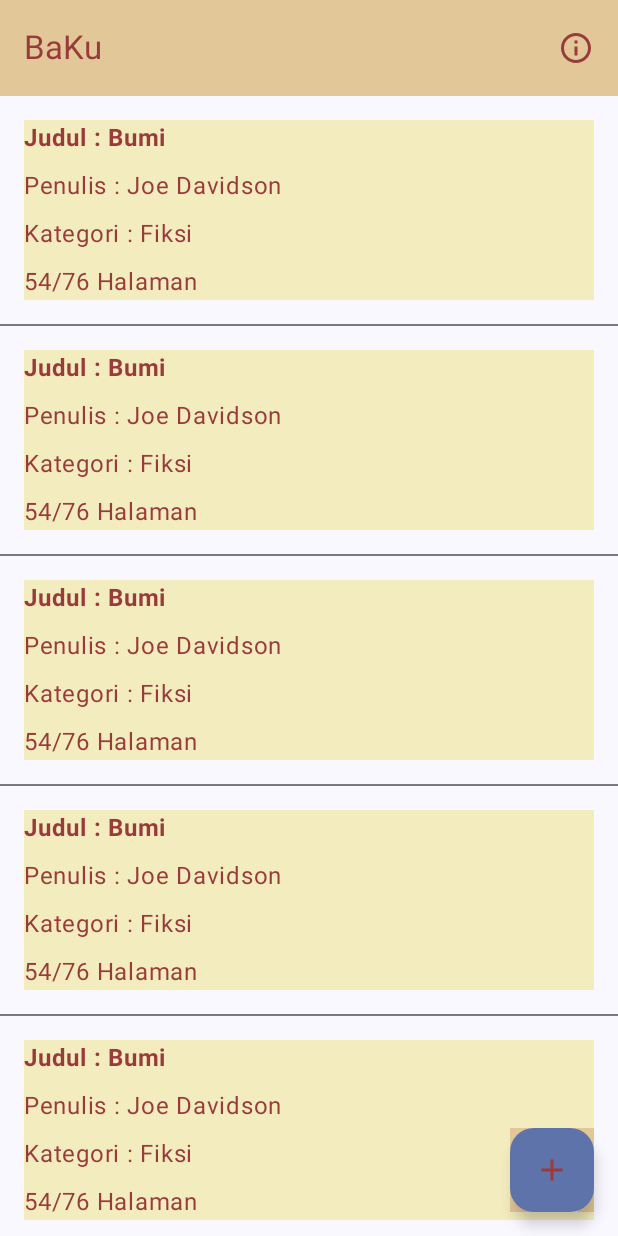
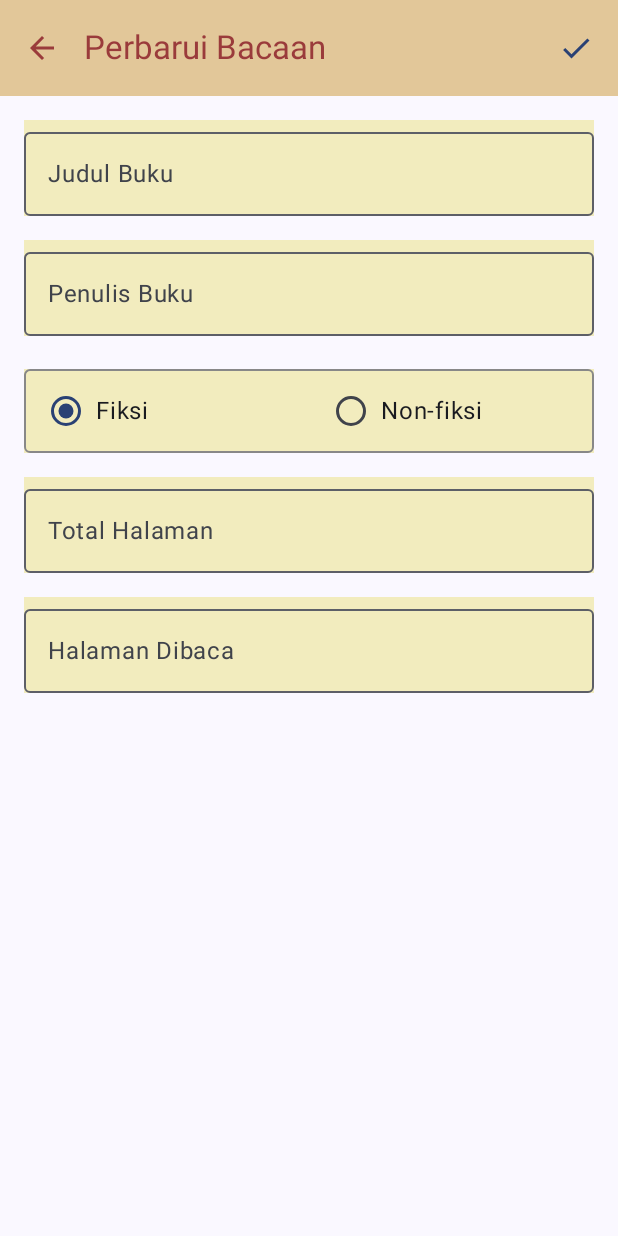
Before and after one commit to Debbylelycaa/Assessment-Mobpro, an Android app built with Jetpack Compose: the screen it shows after launch (MainActivity), after a tap on an icon or button, on a phone screen of 412 x 824 dp. Run offline under Robolectric (Android 15) with nearby library versions, the light colour scheme and no system bars.

Commit message:
Navigasi ke form ubah data

```diff
--- a/app/src/main/java/org/d3if0152/bakuapp/navigation/NavGraph.kt
+++ b/app/src/main/java/org/d3if0152/bakuapp/navigation/NavGraph.kt
@@ -1,11 +1,15 @@
 package org.d3if0152.bakuapp.navigation
 import androidx.compose.runtime.Composable
 import androidx.navigation.NavHostController
+import androidx.navigation.NavType
 import androidx.navigation.compose.NavHost
 import androidx.navigation.compose.composable
 import androidx.navigation.compose.rememberNavController
+import androidx.navigation.navArgument
 import org.d3if0152.bakuapp.ui.screen.AboutScreen
 import org.d3if0152.bakuapp.ui.screen.AddScreen
+import org.d3if0152.bakuapp.ui.screen.EditScreen
+import org.d3if0152.bakuapp.ui.screen.KEY_ID_BUKU
 import org.d3if0152.bakuapp.ui.screen.MainScreen
 
 @Composable
@@ -23,5 +27,12 @@ fun SetupNavGraph(navController: NavHostController = rememberNavController()){
         composable(route = Screen.Add.route){
             AddScreen(navController)
         }
+        composable(route = Screen.Edit.route, arguments = listOf(navArgument(KEY_ID_BUKU){
+            type = NavType.LongType}
+        )
+        ){navBackStackEntry ->
+            val id = navBackStackEntry.arguments?.getLong(KEY_ID_BUKU)
+            EditScreen(navController, id)
+        }
     }
 }
--- a/app/src/main/java/org/d3if0152/bakuapp/navigation/Screen.kt
+++ b/app/src/main/java/org/d3if0152/bakuapp/navigation/Screen.kt
@@ -1,7 +1,12 @@
 package org.d3if0152.bakuapp.navigation
+
+import org.d3if0152.bakuapp.ui.screen.KEY_ID_BUKU
 
 sealed class Screen (val route: String){
     data object  Home: Screen("mainScreen")
     data object About: Screen("aboutScreen")
     data object Add: Screen("addScreen")
+    data object Edit: Screen("editScreen/{$KEY_ID_BUKU}"){
+        fun withId(id:Long) = "editScreen/$id"
+    }
 }
--- /dev/null
+++ b/app/src/main/java/org/d3if0152/bakuapp/ui/screen/EditScreen.kt
@@ -0,0 +1,246 @@
+package org.d3if0152.bakuapp.ui.screen
+
+import android.content.res.Configuration
+import androidx.compose.foundation.background
+import androidx.compose.foundation.border
+import androidx.compose.foundation.layout.Arrangement
+import androidx.compose.foundation.layout.Column
+import androidx.compose.foundation.layout.Row
+import androidx.compose.foundation.layout.fillMaxSize
+import androidx.compose.foundation.layout.fillMaxWidth
+import androidx.compose.foundation.layout.padding
+import androidx.compose.foundation.selection.selectable
+import androidx.compose.foundation.shape.RoundedCornerShape
+import androidx.compose.foundation.text.KeyboardOptions
+import androidx.compose.material.icons.Icons
+import androidx.compose.material.icons.filled.ArrowBack
+import androidx.compose.material.icons.outlined.Check
+import androidx.compose.material3.ExperimentalMaterial3Api
+import androidx.compose.material3.Icon
+import androidx.compose.material3.IconButton
+import androidx.compose.material3.MaterialTheme
+import androidx.compose.material3.OutlinedTextField
+import androidx.compose.material3.RadioButton
+import androidx.compose.material3.Scaffold
+import androidx.compose.material3.Text
+import androidx.compose.material3.TopAppBar
+import androidx.compose.material3.TopAppBarDefaults
+import androidx.compose.runtime.Composable
+import androidx.compose.runtime.getValue
+import androidx.compose.runtime.mutableStateOf
+import androidx.compose.runtime.remember
+import androidx.compose.runtime.setValue
+import androidx.compose.ui.Alignment
+import androidx.compose.ui.Modifier
+import androidx.compose.ui.graphics.Color
+import androidx.compose.ui.res.stringResource
+import androidx.compose.ui.semantics.Role
+import androidx.compose.ui.text.input.ImeAction
+import androidx.compose.ui.text.input.KeyboardType
+import androidx.compose.ui.tooling.preview.Preview
+import androidx.compose.ui.unit.dp
+import androidx.navigation.NavHostController
+import androidx.navigation.compose.rememberNavController
+import org.d3if0152.bakuapp.R
+import org.d3if0152.bakuapp.ui.theme.BaKuAppTheme
+
+const val KEY_ID_BUKU = "idBooks"
+@OptIn(ExperimentalMaterial3Api::class)
+@Composable
+fun EditScreen(navController: NavHostController, id: Long? = null){
+
+    val brownColor = Color(0xFFE2C799)
+    val maroonColor = Color(0xFF9A3B3B)
+
+    var judul by remember {
+        mutableStateOf("")
+    }
+    var penulis by remember {
+        mutableStateOf("")
+    }
+
+    val radioOptions = listOf(
+        stringResource(id = R.string.fiksi),
+        stringResource(id = R.string.nonfiksi)
+    )
+    var kategori by remember { mutableStateOf(radioOptions[0]) }
+
+    var totalHalaman by remember {
+        mutableStateOf("")
+    }
+
+    var halamanDibaca by remember {
+        mutableStateOf("")
+    }
+
+    Scaffold(
+        modifier = Modifier.background(Color(0xFFFEECE2)),
+        topBar = {
+            TopAppBar(
+                navigationIcon = {
+                    IconButton(onClick = {navController.popBackStack()}) {
+                        Icon(
+                            imageVector = Icons.Filled.ArrowBack,
+                            contentDescription = stringResource(R.string.back),
+                            tint = maroonColor
+                        )
+                    }
+                },
+                title = { Text(text = stringResource(id = R.string.edit)) },
+                colors = TopAppBarDefaults.mediumTopAppBarColors(
+                    containerColor = brownColor,
+                    titleContentColor = maroonColor,
+                ),
+                actions = {
+                    IconButton(onClick = {navController.popBackStack()}){
+                        Icon(
+                            imageVector = Icons.Outlined.Check,
+                            contentDescription = stringResource(R.string.simpan),
+                            tint = MaterialTheme.colorScheme.primary
+                        )
+                    }
+                }
+            )
+        }
+    ) { padding ->
+FormBuku(
+    title = judul,
+    onTitleChange = { judul = it },
+    author = penulis,
+    onAuthorChange = { penulis = it },
+    category = kategori,
+    onCategoryChange = { kategori = it },
+    pages = totalHalaman,
+    onPagesChange = { totalHalaman = it },
+    current = halamanDibaca ,
+    onCurrentChange = { halamanDibaca = it },
+    modifier = Modifier.padding(padding)
+)
+    }
+}
+
+
+@Composable
+fun FormBuku(
+    title: String, onTitleChange: (String) -> Unit,
+    author: String, onAuthorChange: (String) -> Unit,
+    category: String, onCategoryChange: (String) -> Unit,
+    pages: String, onPagesChange: (String) -> Unit,
+    current: String, onCurrentChange: (String) -> Unit,
+    modifier: Modifier
+
+){
+    val radioOptions = listOf(
+        stringResource(id = R.string.fiksi),
+        stringResource(id = R.string.nonfiksi)
+    )
+    var kategori by remember { mutableStateOf(radioOptions[0]) }
+
+    Column (
+        modifier = modifier
+            .fillMaxSize()
+            .padding(16.dp),
+        verticalArrangement = Arrangement.spacedBy(16.dp)
+    ){
+
+        val yellow = Color(0xFFF2ECBE)
+
+        OutlinedTextField(
+            value = title,
+            onValueChange = {  onTitleChange(it)},
+            label = { Text (text = stringResource(R.string.judul_buku))},
+            singleLine = true,
+            keyboardOptions = KeyboardOptions(
+                imeAction = ImeAction.Next
+            ),
+            modifier = Modifier
+                .fillMaxWidth()
+                .background(yellow)
+        )
+
+        OutlinedTextField(
+            value = author,
+            onValueChange = { onAuthorChange(it)},
+            label = { Text (text = stringResource(R.string.penulis_buku))},
+            singleLine = true,
+            keyboardOptions = KeyboardOptions(
+                imeAction = ImeAction.Next
+            ),
+            modifier = Modifier
+                .fillMaxWidth()
+                .background(yellow)
+        )
+
+        Row(
+            modifier = Modifier
+                .padding(top = 6.dp)
+                .background(yellow)
+                .border(1.dp, Color.Gray, RoundedCornerShape(4.dp))
+        ){
+            radioOptions.forEach{ text ->
+                KategoriOpsi(
+                    label = text ,
+                    isSelected = kategori == text,
+                    modifier = Modifier
+                        .selectable(
+                            selected = kategori == text,
+                            onClick = { kategori = text },
+                            role = Role.RadioButton
+                        )
+                        .weight(1f)
+                        .padding(16.dp)
+                )
+            }
+        }
+
+        OutlinedTextField(
+            value = pages,
+            onValueChange = { onPagesChange(it) },
+            label = { Text (text = stringResource(R.string.total_halaman))},
+            singleLine = true,
+            keyboardOptions = KeyboardOptions(
+                keyboardType = KeyboardType.Number,
+                imeAction = ImeAction.Next
+            ),
+            modifier = Modifier
+                .fillMaxWidth()
+                .background(yellow)
+        )
+
+        OutlinedTextField(
+            value = current,
+            onValueChange = { onCurrentChange(it) },
+            label = { Text (text = stringResource(R.string.halaman_dibaca))},
+            singleLine = true,
+            keyboardOptions = KeyboardOptions(
+                keyboardType = KeyboardType.Number,
+                imeAction = ImeAction.Done
+            ),
+            modifier = Modifier
+                .fillMaxWidth()
+                .background(yellow)
+        )
+    }
+}
+@Composable
+fun KategoriOpsi(label: String, isSelected: Boolean, modifier: Modifier){
+    Row(
+        modifier = modifier,
+        verticalAlignment = Alignment.CenterVertically
+    ){
+        RadioButton(selected = isSelected, onClick = null)
+        Text(
+            text = label,
+            style = MaterialTheme.typography.bodyLarge,
+            modifier = Modifier.padding(start = 8.dp)
+        )
+    }
+}
+@Preview(showBackground = true)
+@Preview(uiMode = Configuration.UI_MODE_NIGHT_YES, showBackground = true)
+@Composable
+fun DetailScreenPreview() {
+    BaKuAppTheme {
+        EditScreen(rememberNavController())
+    }
+}
--- a/app/src/main/java/org/d3if0152/bakuapp/ui/screen/MainScreen.kt
+++ b/app/src/main/java/org/d3if0152/bakuapp/ui/screen/MainScreen.kt
@@ -85,11 +85,11 @@ fun MainScreen(navController: NavHostController){
             }
         }
     ) { padding ->
-        ScreenContent(Modifier.padding(padding))
+        ScreenContent(Modifier.padding(padding), navController)
     }
 }
 @Composable
-fun ScreenContent(modifier: Modifier){
+fun ScreenContent(modifier: Modifier, navController: NavHostController){
 
     val viewModel : MainViewModel = viewModel()
     val data = viewModel.data
@@ -113,8 +113,7 @@ fun ScreenContent(modifier: Modifier){
         ){
             items(data){
                 BooksList(books = it){
-                    val pesan = context.getString(R.string.x_diklik, it.judul)
-                    Toast.makeText(context, pesan, Toast.LENGTH_SHORT).show()
+                  navController.navigate(Screen.Edit.withId(it.id))
                 }
                 Divider()
             }
--- a/app/src/main/res/values/strings.xml
+++ b/app/src/main/res/values/strings.xml
@@ -33,4 +33,6 @@
     <string name="baku_image_description">Ikon BaKu</string>
     <string name="about_dev">BaKu dikembangkan dengan tujuan pemenuhan assessment 1 mata kuliah Pemrograman untuk Perangkat Bergerak 1; atas nama Debby Lelyca Rohdearni dengan NIM 6706220152 dari kelas 46-01.</string>
     <string name="simpan">SIMPAN</string>
+    <string name="edit">Perbarui Bacaan</string>
+    <string name="invalid">Data tidak boleh kosong!</string>
 </resources>
```
